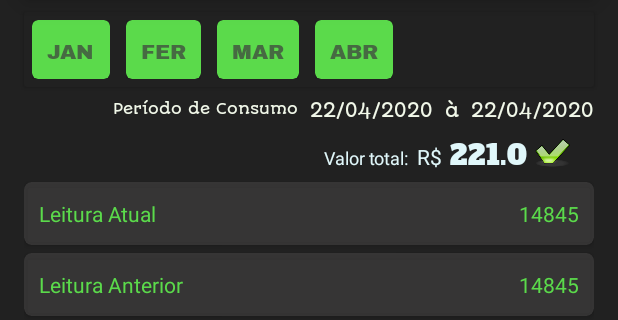
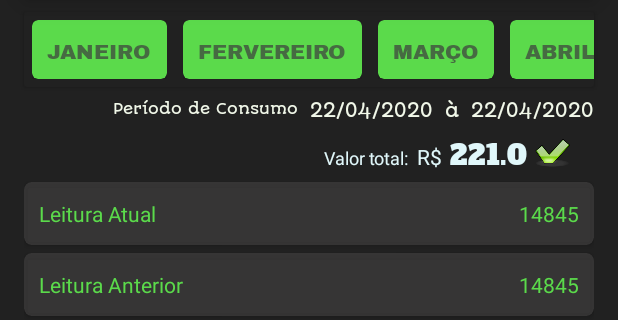
Before and after one commit to Kdiaseng/powerControl, an Android app: the screen it shows after launch (MainActivity), on a phone screen of 412 x 824 dp, the part 174-494 px from its top. Run offline under Robolectric (Android 15) with nearby library versions, the phone set to English and light mode, and no system bars; our stand-ins replace Room's generated code, navigation-ui; libraries missing offline, so code that uses them is left out: com.github.mikephil.charting; plain views replace BarChart, LineChart; Roboto replaces fonts that are not available here; 25 statements that could not run were skipped.

Commit message:
refatore get date current

```diff
--- a/app/src/main/java/com/aplicativo/powercontrol/HomeFragment.kt
+++ b/app/src/main/java/com/aplicativo/powercontrol/HomeFragment.kt
@@ -1,9 +1,7 @@
 package com.aplicativo.powercontrol
 
-import android.annotation.SuppressLint
 import android.graphics.Color
 import android.os.Bundle
-import android.util.Log
 import android.view.LayoutInflater
 import android.view.View
 import android.view.ViewGroup
@@ -17,9 +15,9 @@ import androidx.recyclerview.widget.StaggeredGridLayoutManager
 import com.aplicativo.powercontrol.adapter.MonthAdapter
 import com.aplicativo.powercontrol.database.AppDataBase
 import com.aplicativo.powercontrol.domain.ElectricityBill
+import com.aplicativo.powercontrol.dto.DateArgsDto
 import com.aplicativo.powercontrol.dto.ElectricityBillDto
 import com.aplicativo.powercontrol.dto.MesDto
-import com.aplicativo.powercontrol.dto.YearAndMonthNumberArgsDto
 import com.aplicativo.powercontrol.utils.DateFacilitator
 import com.github.mikephil.charting.charts.BarChart
 import com.github.mikephil.charting.charts.LineChart
@@ -36,15 +34,14 @@ import kotlin.collections.ArrayList
  */
 class HomeFragment : Fragment(), MonthAdapter.OnMonthListener {
 
-    var navController: NavController? = null
+    private var navController: NavController? = null
     private var electricityBill : ElectricityBill? = null
-    var listMonth = ArrayList<MesDto>()
+    private var listMonth = ArrayList<MesDto>()
     private var listValues = ArrayList<ElectricityBillDto>()
-    private var mesDto  = MesDto(getNumberCurrentMonth(), "2020")
+    private var mesDto: MesDto? = null
+    private var yearCurrent: Int = 0
+    private var years = ArrayList<Int>()
 
-    companion object {
-        val YEARS = listOf("2018", "2019", "2020")
-    }
 
     override fun onCreateView(
         inflater: LayoutInflater, container: ViewGroup?,
@@ -61,9 +58,14 @@ class HomeFragment : Fragment(), MonthAdapter.OnMonthListener {
 
     override fun onActivityCreated(savedInstanceState: Bundle?) {
         super.onActivityCreated(savedInstanceState)
-        showDataInScreen(mesDto.number, 2020)
+
+        mesDto = getMesDtoCurrent()
+        yearCurrent = getCurrentYear()
+
+        loadYears()
+        showDataInScreen(mesDto!!.number, yearCurrent)
         val adapter =
-            ArrayAdapter(requireContext(), android.R.layout.simple_dropdown_item_1line, YEARS)
+            ArrayAdapter(requireContext(), android.R.layout.simple_dropdown_item_1line, years)
         autoCompleteTextView_year.setAdapter(adapter)
 
         loadLists()
@@ -83,14 +85,31 @@ class HomeFragment : Fragment(), MonthAdapter.OnMonthListener {
         floatingActionButtonAddOrUpdate.setOnClickListener {
             if (isSave()){
                 val action = HomeFragmentDirections.actionHomeFragmentToRegisterCountPowerFragment()
-                action.yearAndMonthNumber = YearAndMonthNumberArgsDto(mesDto, 2020)
+                action.dateArgs = DateArgsDto(mesDto!!, 2020)
                  Navigation.findNavController(it).navigate(action)
             }
         }
 
     }
 
-     private fun showDataInScreen(monthNumber: Int, year: Int) {
+    private fun loadYears() {
+        val listDtos =  AppDataBase(requireActivity()).electricityBillDao().getElectricityBillAll()
+        val electricityBillYearMin = listDtos.minBy { it.year }
+        if (listDtos.isNullOrEmpty()){
+           years.add(yearCurrent)
+        }else{
+            for(ano in electricityBillYearMin!!.year..yearCurrent){
+                years.add(ano)
+            }
+        }
+    }
+
+    private fun getCurrentYear(): Int {
+        val calendar = Calendar.getInstance()
+       return calendar[Calendar.YEAR]
+    }
+
+    private fun showDataInScreen(monthNumber: Int, year: Int) {
        val obj =  AppDataBase(requireActivity()).electricityBillDao().getElectricityBillAllByMonthNumber(monthNumber,year)
          if (obj != null){
              card_data_energy.textView_card_read_current.text = getString(R.string.kilowatt_hour, obj.currentReading)
@@ -124,7 +143,7 @@ class HomeFragment : Fragment(), MonthAdapter.OnMonthListener {
     }
 
     private fun loadLists(){
-        listMonth = DateFacilitator.getMonthsListToCurrentMonth(getNumberCurrentMonth())
+        listMonth = DateFacilitator.getMonthsListToCurrentMonth(getMesDtoCurrent().number)
         val list =  AppDataBase(requireActivity()).electricityBillDao().getElectricityBillDtoAll(2020).toTypedArray()
         listValues.addAll(list)
        // labels = listMonth.map { mesDto -> mesDto.name } as ArrayList
@@ -170,7 +189,6 @@ class HomeFragment : Fragment(), MonthAdapter.OnMonthListener {
 
 
     private fun loadMonthInRecyclerView(recycle: RecyclerView?) {
-        listMonth = DateFacilitator.getMonthsListToCurrentMonth(getNumberCurrentMonth())
         recycle!!.adapter = MonthAdapter(listMonth, this)
         val layoutManger = StaggeredGridLayoutManager(1, StaggeredGridLayoutManager.HORIZONTAL)
         recycle.layoutManager = layoutManger
@@ -178,14 +196,15 @@ class HomeFragment : Fragment(), MonthAdapter.OnMonthListener {
 
     override fun onClickMonth(month: MesDto) {
         mesDto = month
-        showDataInScreen(mesDto.number, 2020)
+        showDataInScreen(mesDto!!.number, 2020)
         Toast.makeText(requireContext(), month.name, Toast.LENGTH_SHORT).show()
     }
 
-    private fun getNumberCurrentMonth(): Int{
+    private fun getMesDtoCurrent(): MesDto{
         val calendar = Calendar.getInstance()
         val df1 = SimpleDateFormat("MM", Locale("pt", "BR"))
-        return df1.format(calendar.time).toInt()
+        val monthNUmber = df1.format(calendar.time).toInt()
+        return MesDto(monthNUmber, DateFacilitator.getMonthByNumber(monthNUmber).name)
     }
 
     private fun isSave() = electricityBill == null
--- /dev/null
+++ b/app/src/main/java/com/aplicativo/powercontrol/dto/DateArgsDto.kt
@@ -0,0 +1,5 @@
+package com.aplicativo.powercontrol.dto
+
+import java.io.Serializable
+
+class DateArgsDto( val mesDto: MesDto, val year: Int): Serializable {}
--- a/app/src/main/java/com/aplicativo/powercontrol/dto/YearAndMonthNumberArgsDto.kt
+++ /dev/null
@@ -1,5 +0,0 @@
-package com.aplicativo.powercontrol.dto
-
-import java.io.Serializable
-
-class YearAndMonthNumberArgsDto( val mesDto: MesDto,     val year: Int): Serializable {}
--- a/app/src/main/java/com/aplicativo/powercontrol/utils/DateFacilitator.kt
+++ b/app/src/main/java/com/aplicativo/powercontrol/utils/DateFacilitator.kt
@@ -6,18 +6,18 @@ object DateFacilitator {
 
     private val MONTHS =
         listOf(
-            MesDto(1, "JAN"),
-            MesDto(2, "FER"),
-            MesDto(3, "MAR"),
-            MesDto(4, "ABR"),
-            MesDto(5, "MAI"),
-            MesDto(6, "JUN"),
-            MesDto(7, "JUL"),
-            MesDto(8, "AGO"),
-            MesDto(9, "SET"),
-            MesDto(10, "OUT"),
-            MesDto(11, "NOV"),
-            MesDto(12, "DEZ")
+            MesDto(1, "JANEIRO"),
+            MesDto(2, "FERVEREIRO"),
+            MesDto(3, "MARÇO"),
+            MesDto(4, "ABRIL"),
+            MesDto(5, "MAIO"),
+            MesDto(6, "JUNHO"),
+            MesDto(7, "JULHO"),
+            MesDto(8, "AGOSTO"),
+            MesDto(9, "SETEMBRO"),
+            MesDto(10, "OUTUBRO"),
+            MesDto(11, "NOVEMBRO"),
+            MesDto(12, "DEZEMBRO")
         )
 
     fun getMonthsListToCurrentMonth(month: Int): ArrayList<MesDto> {
--- a/app/src/main/res/navigation/nav_graph.xml
+++ b/app/src/main/res/navigation/nav_graph.xml
@@ -24,8 +24,8 @@
         android:label=""
         tools:layout="@layout/fragment_register_count_power">
         <argument
-            android:name="yearAndMonthNumber"
-            app:argType="com.aplicativo.powercontrol.dto.YearAndMonthNumberArgsDto"
+            android:name="dateArgs"
+            app:argType="com.aplicativo.powercontrol.dto.DateArgsDto"
             app:nullable="true"
             android:defaultValue="@null" />
     </fragment>
```
Also changed, not shown: app/src/main/java/com/aplicativo/powercontrol/RegisterCountPowerFragment.kt (+8 -11 lines), app/src/main/java/com/aplicativo/powercontrol/dto/DateDto.kt (renamed from app/src/main/java/com/aplicativo/powercontrol/dto/MesDto.kt).
